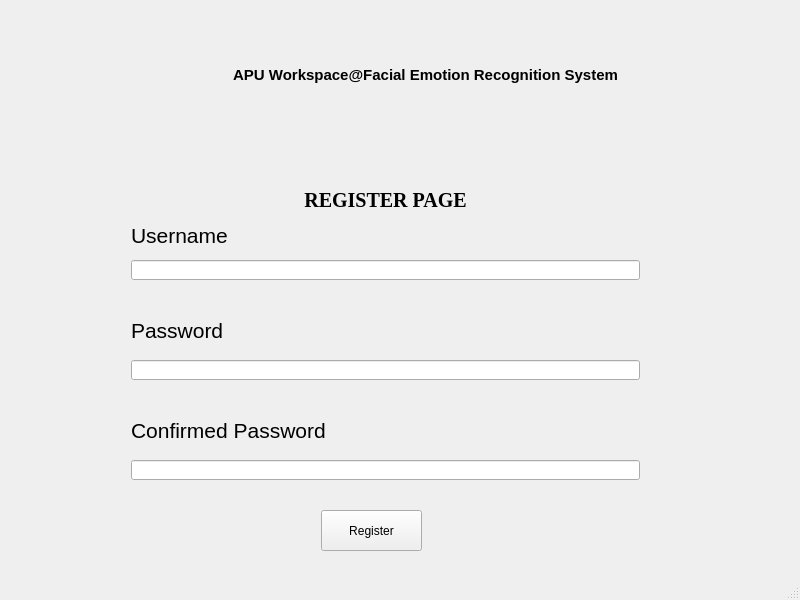
Above: UI/Register.ui from JJLee2910/Final-Year-Project before the change. Below: the same form after it.
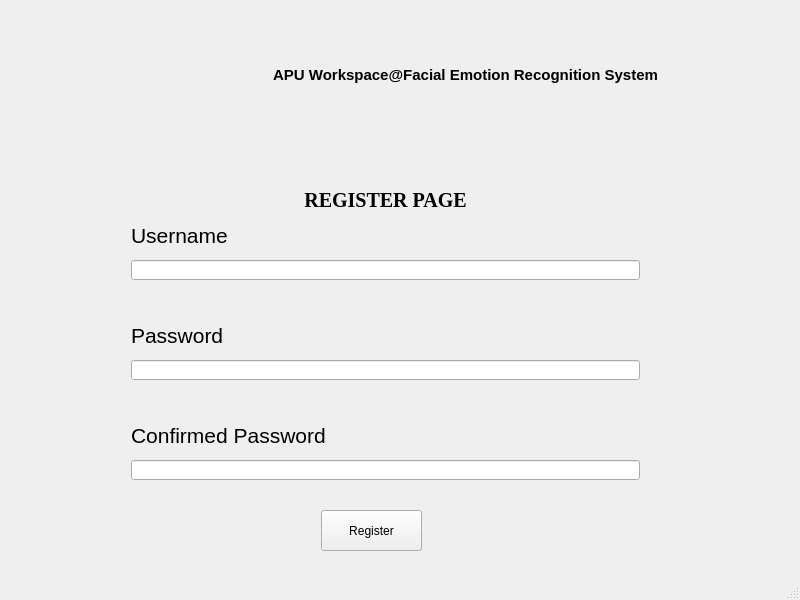
That is the form after the change. Icons and pictures are not drawn.

Patch:
```diff
--- a/UI/Register.ui
+++ b/UI/Register.ui
@@ -78,7 +78,7 @@
       <rect>
        <x>40</x>
        <y>70</y>
-       <width>111</width>
+       <width>121</width>
        <height>31</height>
       </rect>
      </property>
@@ -96,8 +96,8 @@
       <rect>
        <x>40</x>
        <y>170</y>
-       <width>91</width>
-       <height>20</height>
+       <width>121</width>
+       <height>31</height>
       </rect>
      </property>
      <property name="font">
@@ -136,8 +136,8 @@
       <rect>
        <x>40</x>
        <y>270</y>
-       <width>201</width>
-       <height>20</height>
+       <width>251</width>
+       <height>31</height>
       </rect>
      </property>
      <property name="font">
@@ -180,7 +180,7 @@
      <rect>
       <x>90</x>
       <y>10</y>
-      <width>591</width>
+      <width>641</width>
       <height>131</height>
      </rect>
     </property>
@@ -206,7 +206,7 @@
       <rect>
        <x>130</x>
        <y>20</y>
-       <width>411</width>
+       <width>491</width>
        <height>91</height>
       </rect>
      </property>
```
